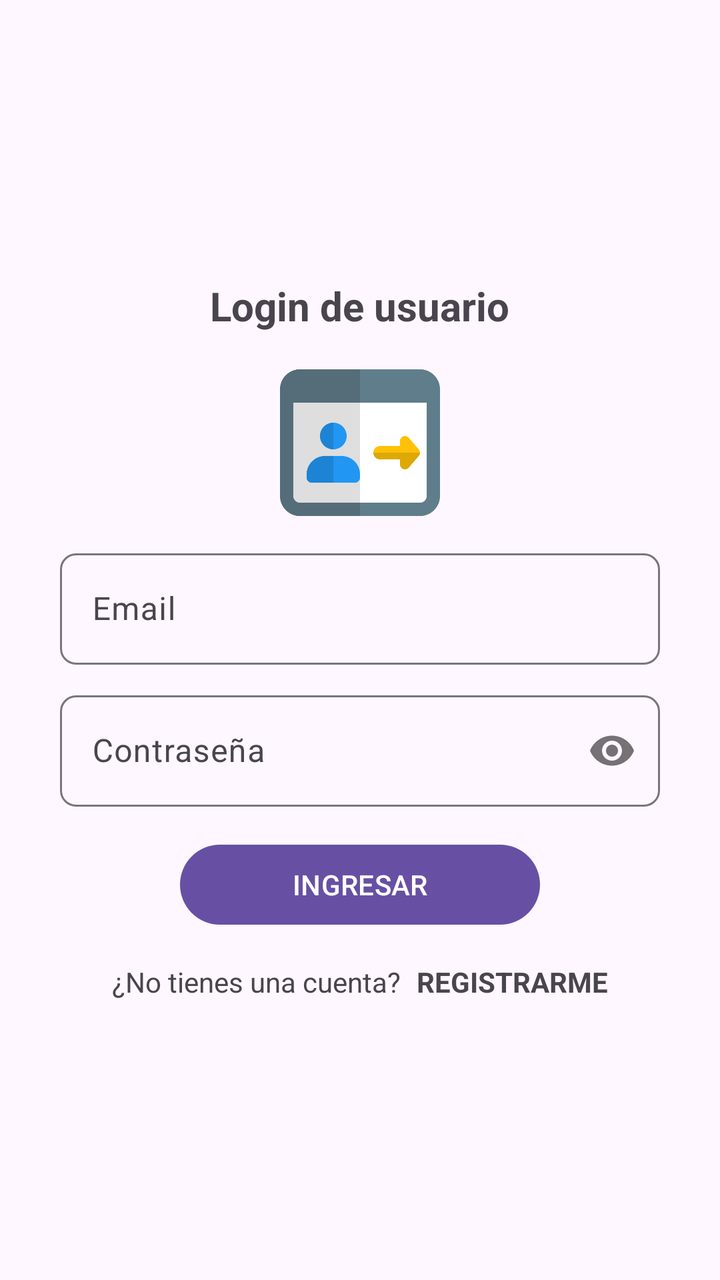
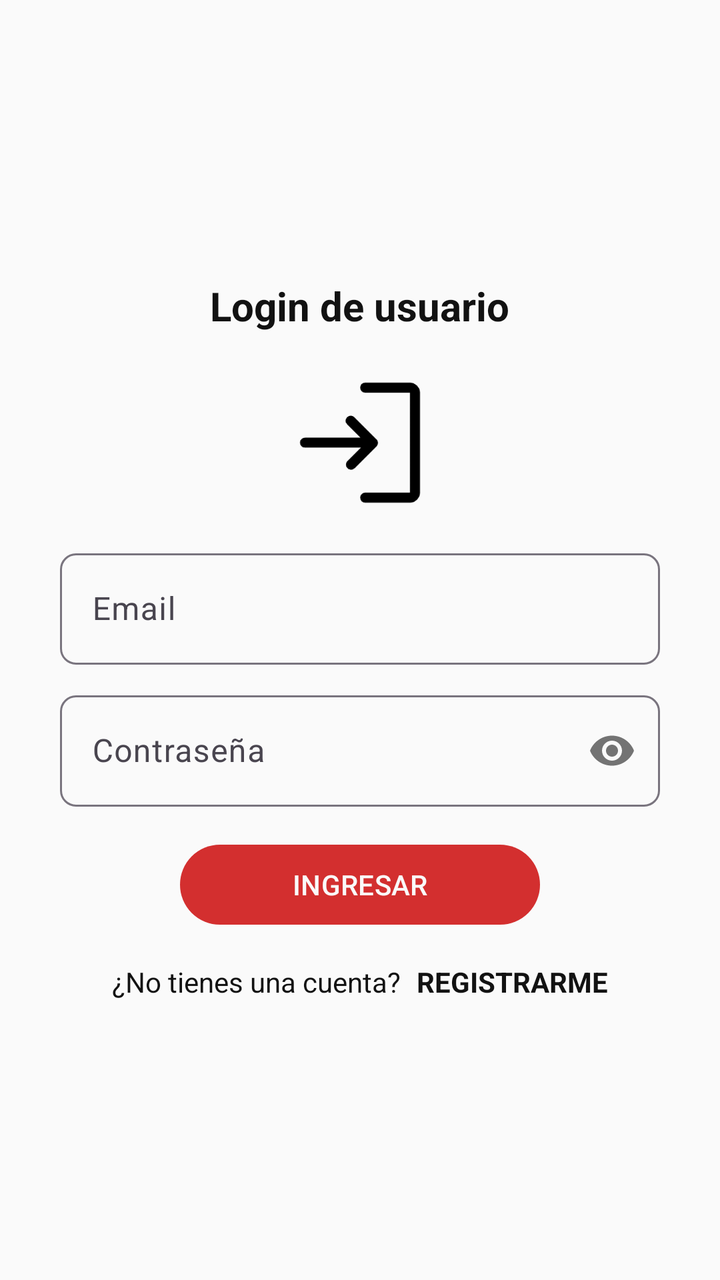

An Android layout rendered at two revisions. The XML below is the earlier revision; the diff shows what the commit changed to produce the second picture.
<!-- AndroidManifest.xml: application theme Theme.Atlas -->
<!-- res/layout/activity_login_email.xml -->
<?xml version="1.0" encoding="utf-8"?>
<RelativeLayout xmlns:android="http://schemas.android.com/apk/res/android"
    xmlns:app="http://schemas.android.com/apk/res-auto"
    xmlns:tools="http://schemas.android.com/tools"
    android:id="@+id/main"
    android:layout_width="match_parent"
    android:layout_height="match_parent"
    tools:context=".opciones_login.login_email">

    <androidx.appcompat.widget.LinearLayoutCompat
        android:layout_width="match_parent"
        android:layout_height="match_parent"
        android:orientation="vertical"
        android:padding="30dp"
        android:gravity="center">

        <TextView
            android:text="@string/Txt_login"
            android:textStyle="bold"
            android:textSize="20sp"
            android:layout_width="wrap_content"
            android:layout_height="wrap_content" />

        <ImageView
            android:layout_marginTop="15dp"
            android:src="@drawable/login"
            android:layout_width="80dp"
            android:layout_height="80dp"/>

        <com.google.android.material.textfield.TextInputLayout
            android:layout_width="match_parent"
            android:layout_height="wrap_content"
            android:layout_marginTop="10dp"
            app:boxCornerRadiusBottomStart="8dp"
            app:boxCornerRadiusBottomEnd="8dp"
            app:boxCornerRadiusTopStart="8dp"
            app:boxCornerRadiusTopEnd="8dp" >

            <EditText
                android:id="@+id/Et_email"
                android:hint="@string/Et_email"
                android:inputType="textEmailAddress"
                android:layout_width="match_parent"
                android:layout_height="wrap_content" />
        </com.google.android.material.textfield.TextInputLayout>

        <com.google.android.material.textfield.TextInputLayout
            android:layout_width="match_parent"
            android:layout_height="wrap_content"
            android:layout_marginTop="10dp"
            app:boxCornerRadiusBottomStart="8dp"
            app:boxCornerRadiusBottomEnd="8dp"
            app:boxCornerRadiusTopStart="8dp"
            app:boxCornerRadiusTopEnd="8dp"
            app:passwordToggleEnabled="true">

            <EditText
                android:id="@+id/Et_password"
                android:hint="@string/Et_password"
                android:inputType="textPassword"
                android:layout_width="match_parent"
                android:layout_height="wrap_content" />
        </com.google.android.material.textfield.TextInputLayout>

        <com.google.android.material.button.MaterialButton
            android:id="@+id/Btn_ingresar"
            android:text="@string/Btn_ingresar"
            android:textAllCaps="true"
            android:layout_marginTop="15dp"
            android:layout_width="180dp"
            android:layout_height="wrap_content" />

        <androidx.appcompat.widget.LinearLayoutCompat
            android:layout_width="match_parent"
            android:layout_height="wrap_content"
            android:orientation="horizontal"
            android:layout_marginTop="15dp"
            android:gravity="center" >

            <TextView
                android:text="@string/Txt_no_cuenta"
                android:layout_width="wrap_content"
                android:layout_height="wrap_content" />

            <TextView
                android:id="@+id/Txt_registrarme"
                android:text="@string/Txt_registrarme"
                android:textStyle="bold"
                android:layout_marginStart="8dp"
                android:layout_width="wrap_content"
                android:layout_height="wrap_content" />
        </androidx.appcompat.widget.LinearLayoutCompat>
    </androidx.appcompat.widget.LinearLayoutCompat>
</RelativeLayout>
<!-- resources referenced by this layout -->
<resources>
  <!-- drawable login: png bitmap (drawable, 11801 bytes) -->
  <string name="Btn_ingresar">Ingresar</string>
  <string name="Et_email">Email</string>
  <string name="Et_password">Contraseña</string>
  <string name="Txt_login">Login de usuario</string>
  <string name="Txt_no_cuenta">¿No tienes una cuenta?</string>
  <string name="Txt_registrarme">REGISTRARME</string>
  <style name="Theme.Atlas" parent="Base.Theme.Atlas" />
  <style name="Base.Theme.Atlas" parent="Theme.Material3.DayNight.NoActionBar">
          
          
      </style>
</resources>

<!-- the commit's change to res/layout/activity_login_email.xml (unified diff, before → after) -->
@@ -5,6 +5,7 @@
     android:id="@+id/main"
     android:layout_width="match_parent"
     android:layout_height="match_parent"
+    android:background="@color/background_color"
     tools:context=".opciones_login.login_email">
 
     <androidx.appcompat.widget.LinearLayoutCompat
@@ -19,7 +20,8 @@
             android:textStyle="bold"
             android:textSize="20sp"
             android:layout_width="wrap_content"
-            android:layout_height="wrap_content" />
+            android:layout_height="wrap_content"
+            android:textColor="@color/text_primary" />
 
         <ImageView
             android:layout_marginTop="15dp"
@@ -41,7 +43,8 @@
                 android:hint="@string/Et_email"
                 android:inputType="textEmailAddress"
                 android:layout_width="match_parent"
-                android:layout_height="wrap_content" />
+                android:layout_height="wrap_content"
+                android:textColor="@color/text_primary" />
         </com.google.android.material.textfield.TextInputLayout>
 
         <com.google.android.material.textfield.TextInputLayout
@@ -59,7 +62,8 @@
                 android:hint="@string/Et_password"
                 android:inputType="textPassword"
                 android:layout_width="match_parent"
-                android:layout_height="wrap_content" />
+                android:layout_height="wrap_content"
+                android:textColor="@color/text_primary" />
         </com.google.android.material.textfield.TextInputLayout>
 
         <com.google.android.material.button.MaterialButton
@@ -68,7 +72,9 @@
             android:textAllCaps="true"
             android:layout_marginTop="15dp"
             android:layout_width="180dp"
-            android:layout_height="wrap_content" />
+            android:layout_height="wrap_content"
+            app:backgroundTint="@color/red"
+            android:textColor="@color/text_button" />
 
         <androidx.appcompat.widget.LinearLayoutCompat
             android:layout_width="match_parent"
@@ -80,7 +86,8 @@
             <TextView
                 android:text="@string/Txt_no_cuenta"
                 android:layout_width="wrap_content"
-                android:layout_height="wrap_content" />
+                android:layout_height="wrap_content"
+                android:textColor="@color/text_primary" />
 
             <TextView
                 android:id="@+id/Txt_registrarme"
@@ -88,7 +95,8 @@
                 android:textStyle="bold"
                 android:layout_marginStart="8dp"
                 android:layout_width="wrap_content"
-                android:layout_height="wrap_content" />
+                android:layout_height="wrap_content"
+                android:textColor="@color/text_primary" />
         </androidx.appcompat.widget.LinearLayoutCompat>
     </androidx.appcompat.widget.LinearLayoutCompat>
 </RelativeLayout>
<!-- resource entries referenced after the edit -->
@@ -1,6 +1,10 @@
 <!-- resources referenced by this layout -->
 <resources>
-  <!-- drawable login: png bitmap (drawable, 11801 bytes) -->
+  <color name="background_color">#FAFAFA</color>
+  <color name="red">#D32F2F</color>
+  <color name="text_button">#FAFAFA</color>
+  <color name="text_primary">#121212</color>
+  <!-- drawable login: png bitmap (drawable, 1915 bytes) -->
   <string name="Btn_ingresar">Ingresar</string>
   <string name="Et_email">Email</string>
   <string name="Et_password">Contraseña</string>
